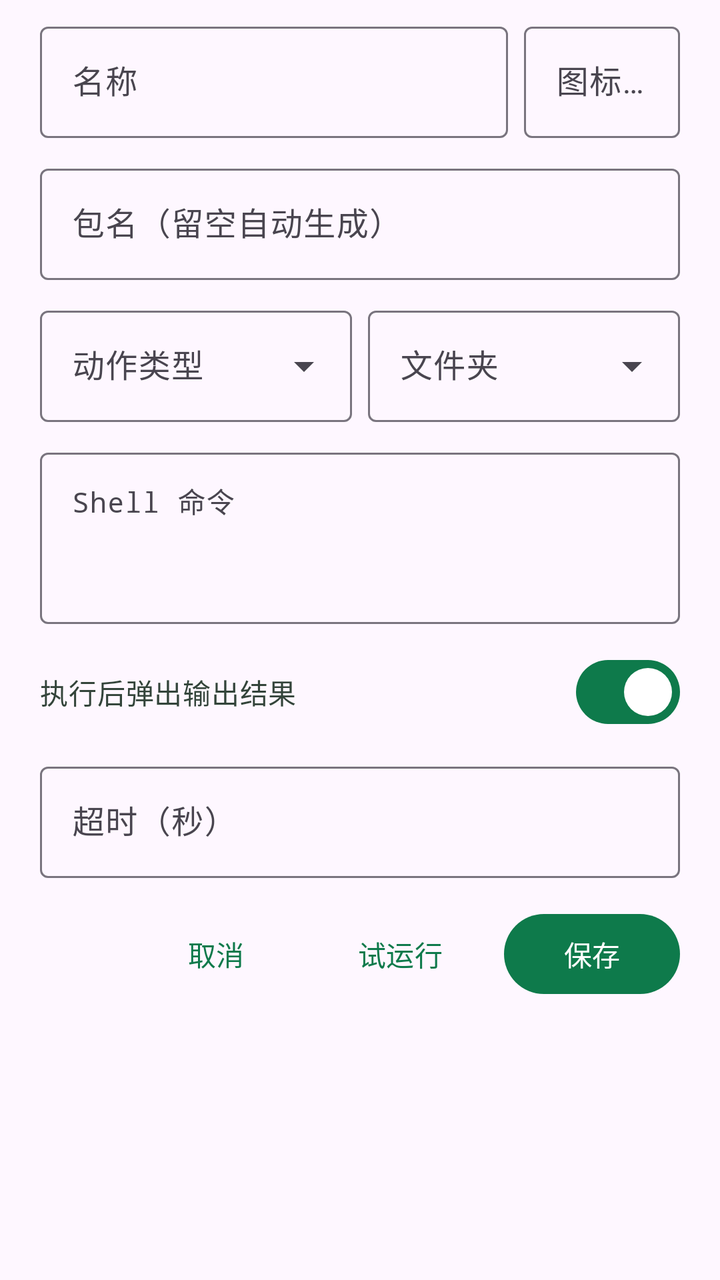
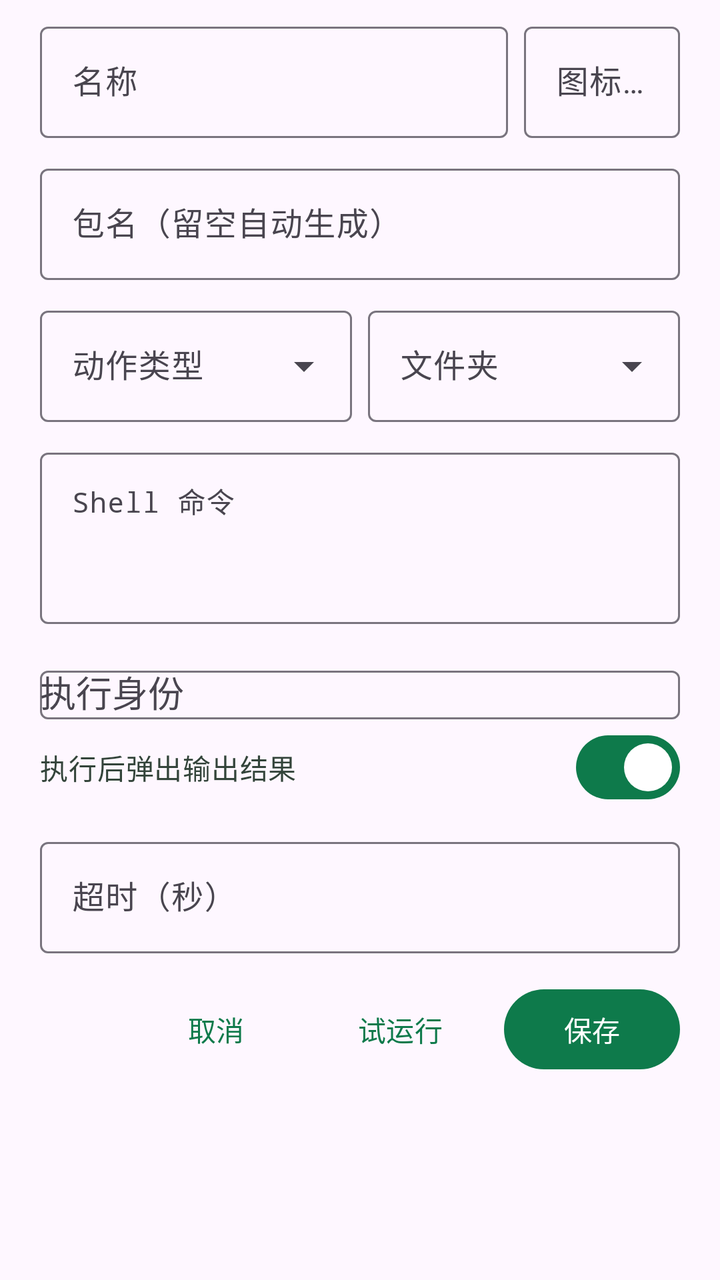

Two renders of the same Android screen: before a commit and after it. Below are the layout's source before the change and the commit's diff.
<!-- AndroidManifest.xml: application theme Theme.Shell2Apk -->
<!-- res/layout/dialog_task.xml -->
<?xml version="1.0" encoding="utf-8"?>
<ScrollView xmlns:android="http://schemas.android.com/apk/res/android"
    xmlns:app="http://schemas.android.com/apk/res-auto"
    android:layout_width="match_parent"
    android:layout_height="wrap_content">

    <LinearLayout
        android:layout_width="match_parent"
        android:layout_height="wrap_content"
        android:orientation="vertical"
        android:paddingStart="20dp"
        android:paddingTop="8dp"
        android:paddingEnd="20dp"
        android:paddingBottom="4dp">

        <LinearLayout
            android:layout_width="match_parent"
            android:layout_height="wrap_content"
            android:orientation="horizontal">

            <com.google.android.material.textfield.TextInputLayout
                android:id="@+id/layoutName"
                style="@style/Widget.Material3.TextInputLayout.OutlinedBox"
                android:layout_width="0dp"
                android:layout_height="wrap_content"
                android:layout_weight="3"
                android:hint="名称">

                <com.google.android.material.textfield.TextInputEditText
                    android:id="@+id/inputName"
                    android:layout_width="match_parent"
                    android:layout_height="wrap_content"
                    android:inputType="text"
                    android:maxLines="1" />
            </com.google.android.material.textfield.TextInputLayout>

            <com.google.android.material.textfield.TextInputLayout
                android:id="@+id/layoutIcon"
                style="@style/Widget.Material3.TextInputLayout.OutlinedBox"
                android:layout_width="0dp"
                android:layout_height="wrap_content"
                android:layout_marginStart="8dp"
                android:layout_weight="1"
                android:hint="图标字">

                <com.google.android.material.textfield.TextInputEditText
                    android:id="@+id/inputIcon"
                    android:layout_width="match_parent"
                    android:layout_height="wrap_content"
                    android:inputType="text"
                    android:maxLength="2"
                    android:maxLines="1" />
            </com.google.android.material.textfield.TextInputLayout>
        </LinearLayout>

        <com.google.android.material.textfield.TextInputLayout
            android:id="@+id/layoutPackage"
            style="@style/Widget.Material3.TextInputLayout.OutlinedBox"
            android:layout_width="match_parent"
            android:layout_height="wrap_content"
            android:layout_marginTop="10dp"
            android:hint="包名（留空自动生成）">

            <com.google.android.material.textfield.TextInputEditText
                android:id="@+id/inputPackage"
                android:layout_width="match_parent"
                android:layout_height="wrap_content"
                android:inputType="textNoSuggestions"
                android:maxLines="1"
                android:typeface="monospace" />
        </com.google.android.material.textfield.TextInputLayout>

        <LinearLayout
            android:layout_width="match_parent"
            android:layout_height="wrap_content"
            android:layout_marginTop="10dp"
            android:orientation="horizontal">

            <com.google.android.material.textfield.TextInputLayout
                android:id="@+id/layoutKind"
                style="@style/Widget.Material3.TextInputLayout.OutlinedBox.ExposedDropdownMenu"
                android:layout_width="0dp"
                android:layout_height="wrap_content"
                android:layout_weight="1"
                android:hint="动作类型">

                <AutoCompleteTextView
                    android:id="@+id/inputKind"
                    android:layout_width="match_parent"
                    android:layout_height="wrap_content"
                    android:inputType="none" />
            </com.google.android.material.textfield.TextInputLayout>

            <com.google.android.material.textfield.TextInputLayout
                android:id="@+id/layoutFolder"
                style="@style/Widget.Material3.TextInputLayout.OutlinedBox.ExposedDropdownMenu"
                android:layout_width="0dp"
                android:layout_height="wrap_content"
                android:layout_marginStart="8dp"
                android:layout_weight="1"
                android:hint="文件夹">

                <AutoCompleteTextView
                    android:id="@+id/inputFolder"
                    android:layout_width="match_parent"
                    android:layout_height="wrap_content"
                    android:inputType="none" />
            </com.google.android.material.textfield.TextInputLayout>
        </LinearLayout>

        <com.google.android.material.textfield.TextInputLayout
            android:id="@+id/layoutValue"
            style="@style/Widget.Material3.TextInputLayout.OutlinedBox"
            android:layout_width="match_parent"
            android:layout_height="wrap_content"
            android:layout_marginTop="10dp"
            android:hint="Shell 命令">

            <com.google.android.material.textfield.TextInputEditText
                android:id="@+id/inputValue"
                android:layout_width="match_parent"
                android:layout_height="wrap_content"
                android:gravity="top|start"
                android:inputType="textMultiLine|textNoSuggestions"
                android:maxLines="8"
                android:minLines="3"
                android:textSize="14sp"
                android:typeface="monospace" />
        </com.google.android.material.textfield.TextInputLayout>

        <com.google.android.material.button.MaterialButton
            android:id="@+id/btnPickActivity"
            style="@style/Widget.Material3.Button.TonalButton"
            android:layout_width="match_parent"
            android:layout_height="wrap_content"
            android:layout_marginTop="6dp"
            android:text="从手机里选择活动"
            android:visibility="gone" />

        <LinearLayout
            android:id="@+id/groupShell"
            android:layout_width="match_parent"
            android:layout_height="wrap_content"
            android:layout_marginTop="10dp"
            android:orientation="vertical">

            <com.google.android.material.materialswitch.MaterialSwitch
                android:id="@+id/switchOutput"
                android:layout_width="match_parent"
                android:layout_height="wrap_content"
                android:checked="true"
                android:text="执行后弹出输出结果"
                android:textColor="#33443A"
                android:textSize="14sp" />

            <com.google.android.material.textfield.TextInputLayout
                android:id="@+id/layoutTimeout"
                style="@style/Widget.Material3.TextInputLayout.OutlinedBox"
                android:layout_width="match_parent"
                android:layout_height="wrap_content"
                android:layout_marginTop="8dp"
                android:hint="超时（秒）">

                <com.google.android.material.textfield.TextInputEditText
                    android:id="@+id/inputTimeout"
                    android:layout_width="match_parent"
                    android:layout_height="wrap_content"
                    android:inputType="number"
                    android:maxLines="1" />
            </com.google.android.material.textfield.TextInputLayout>
        </LinearLayout>

        <LinearLayout
            android:id="@+id/groupIntent"
            android:layout_width="match_parent"
            android:layout_height="wrap_content"
            android:layout_marginTop="6dp"
            android:orientation="vertical"
            android:visibility="gone">

            <com.google.android.material.textfield.TextInputLayout
                android:id="@+id/layoutAction"
                style="@style/Widget.Material3.TextInputLayout.OutlinedBox"
                android:layout_width="match_parent"
                android:layout_height="wrap_content"
                android:layout_marginTop="6dp"
                android:hint="action">

                <com.google.android.material.textfield.TextInputEditText
                    android:id="@+id/inputAction"
                    android:layout_width="match_parent"
                    android:layout_height="wrap_content"
                    android:inputType="textNoSuggestions"
                    android:maxLines="1" />
            </com.google.android.material.textfield.TextInputLayout>

            <com.google.android.material.textfield.TextInputLayout
                android:id="@+id/layoutComponent"
                style="@style/Widget.Material3.TextInputLayout.OutlinedBox"
                android:layout_width="match_parent"
                android:layout_height="wrap_content"
                android:layout_marginTop="8dp"
                android:hint="component（包名/类名）">

                <com.google.android.material.textfield.TextInputEditText
                    android:id="@+id/inputComponent"
                    android:layout_width="match_parent"
                    android:layout_height="wrap_content"
                    android:inputType="textNoSuggestions"
                    android:maxLines="1" />
            </com.google.android.material.textfield.TextInputLayout>

            <com.google.android.material.textfield.TextInputLayout
                android:id="@+id/layoutExtras"
                style="@style/Widget.Material3.TextInputLayout.OutlinedBox"
                android:layout_width="match_parent"
                android:layout_height="wrap_content"
                android:layout_marginTop="8dp"
                android:hint="extras（JSON，可留空）">

                <com.google.android.material.textfield.TextInputEditText
                    android:id="@+id/inputExtras"
                    android:layout_width="match_parent"
                    android:layout_height="wrap_content"
                    android:gravity="top|start"
                    android:inputType="textMultiLine|textNoSuggestions"
                    android:maxLines="4"
                    android:minLines="2"
                    android:typeface="monospace" />
            </com.google.android.material.textfield.TextInputLayout>
        </LinearLayout>

        <LinearLayout
            android:layout_width="match_parent"
            android:layout_height="wrap_content"
            android:layout_marginTop="14dp"
            android:gravity="end"
            android:orientation="horizontal">

            <com.google.android.material.button.MaterialButton
                android:id="@+id/btnCancel"
                style="@style/Widget.Material3.Button.TextButton"
                android:layout_width="wrap_content"
                android:layout_height="wrap_content"
                android:text="取消" />

            <com.google.android.material.button.MaterialButton
                android:id="@+id/btnTest"
                style="@style/Widget.Material3.Button.TextButton"
                android:layout_width="wrap_content"
                android:layout_height="wrap_content"
                android:layout_marginStart="4dp"
                android:text="试运行" />

            <com.google.android.material.button.MaterialButton
                android:id="@+id/btnBuild"
                android:layout_width="wrap_content"
                android:layout_height="wrap_content"
                android:layout_marginStart="8dp"
                android:paddingStart="20dp"
                android:paddingEnd="20dp"
                android:text="保存" />
        </LinearLayout>
    </LinearLayout>
</ScrollView>
<!-- resources referenced by this layout -->
<resources>
  <style name="Theme.Shell2Apk" parent="Theme.Material3.Light.NoActionBar">
          <item name="colorPrimary">@color/brand</item>
          <item name="colorOnPrimary">#FFFFFF</item>
          <item name="colorPrimaryContainer">@color/brand_light</item>
          <item name="colorOnPrimaryContainer">#00210F</item>
          <item name="colorSecondary">#4A6355</item>
          <item name="android:statusBarColor">@color/brand_dark</item>
          <item name="android:navigationBarColor">#FFFFFF</item>
      </style>
  <color name="brand">#0E7A4B</color>
  <color name="brand_light">#A5F3C8</color>
  <color name="brand_dark">#0A5C39</color>
</resources>

<!-- the commit's change to res/layout/dialog_task.xml (unified diff, before → after) -->
@@ -144,6 +144,21 @@
             android:layout_marginTop="10dp"
             android:orientation="vertical">
 
+            <com.google.android.material.textfield.TextInputLayout
+                android:id="@+id/layoutExec"
+                style="@style/Widget.Material3.TextInputLayout.OutlinedBox"
+                android:layout_width="match_parent"
+                android:layout_height="wrap_content"
+                android:layout_marginTop="8dp"
+                android:hint="执行身份">
+
+                <AutoCompleteTextView
+                    android:id="@+id/inputExec"
+                    android:layout_width="match_parent"
+                    android:layout_height="wrap_content"
+                    android:inputType="none" />
+            </com.google.android.material.textfield.TextInputLayout>
+
             <com.google.android.material.materialswitch.MaterialSwitch
                 android:id="@+id/switchOutput"
                 android:layout_width="match_parent"
